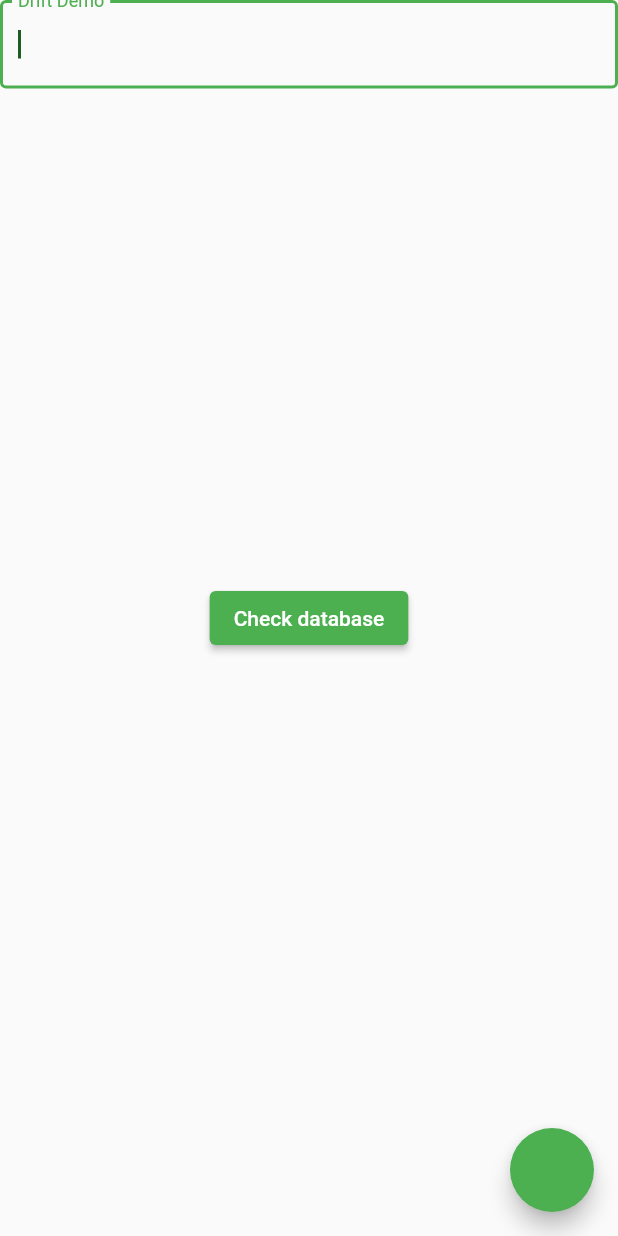
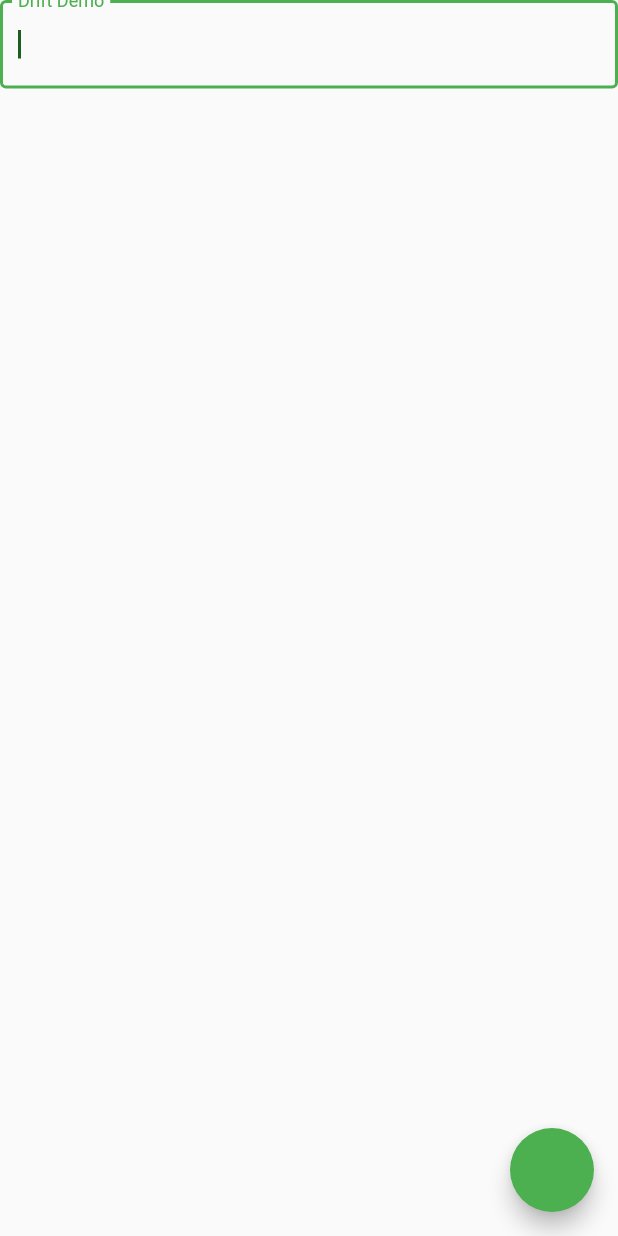
Before and after one commit to valerianaGit/FlutterDriftLocalDataStorageDemo, a Flutter app: the screen it shows after launch, on a phone screen of 412 x 824 dp. Run offline on Flutter 3.47's test engine with Material 2 defaults, Android fonts, the phone set to English and light mode, and no system bars.

Commit message:
save database button for later

```diff
--- a/lib/screens/home_page.dart
+++ b/lib/screens/home_page.dart
@@ -41,16 +41,16 @@ class _HomePageState extends State<HomePage> {
           ),
           // CHECK DATABASE BUTTON
           // DELETE this button for deployment
-          ElevatedButton(
-            child: const Text('Check database'),
-            onPressed: () {
-              //TODO: Update info to check database without a dedicated viewer
-              // can you use this just for drift
-              // or can we use it to read any sql database right from the emulator or device?
-              Navigator.of(context).push(MaterialPageRoute(
-                  builder: (context) => DriftDbViewer(database)));
-            },
-          ),
+          // ElevatedButton(
+          //   child: const Text('Check database'),
+          //   onPressed: () {
+          //     //TODO: Update info to check database without a dedicated viewer
+          //     // can you use this just for drift
+          //     // or can we use it to read any sql database right from the emulator or device?
+          //     Navigator.of(context).push(MaterialPageRoute(
+          //         builder: (context) => DriftDbViewer(database)));
+          //   },
+          // ),
 
           // LISTVIEW - vertical scroll, contains todo items
           Expanded(
```
